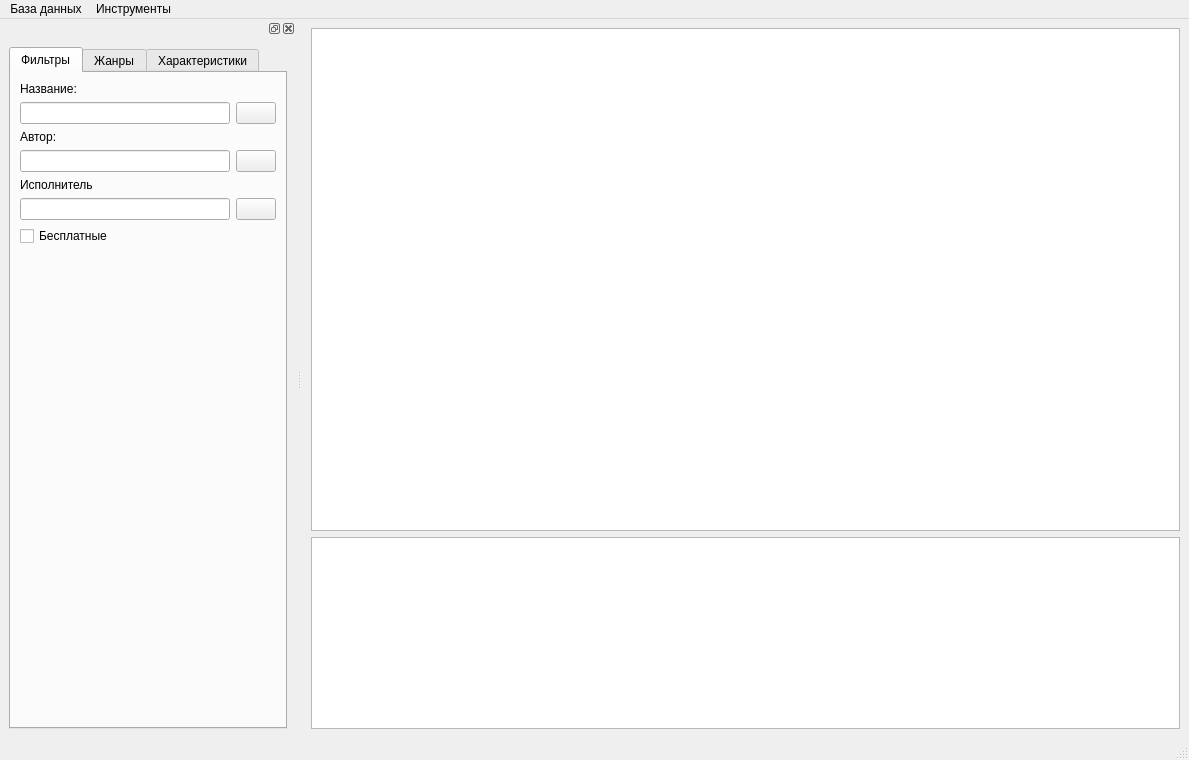
Old version of the form ui/main.ui in the repository fabrikant/akniga-parser.
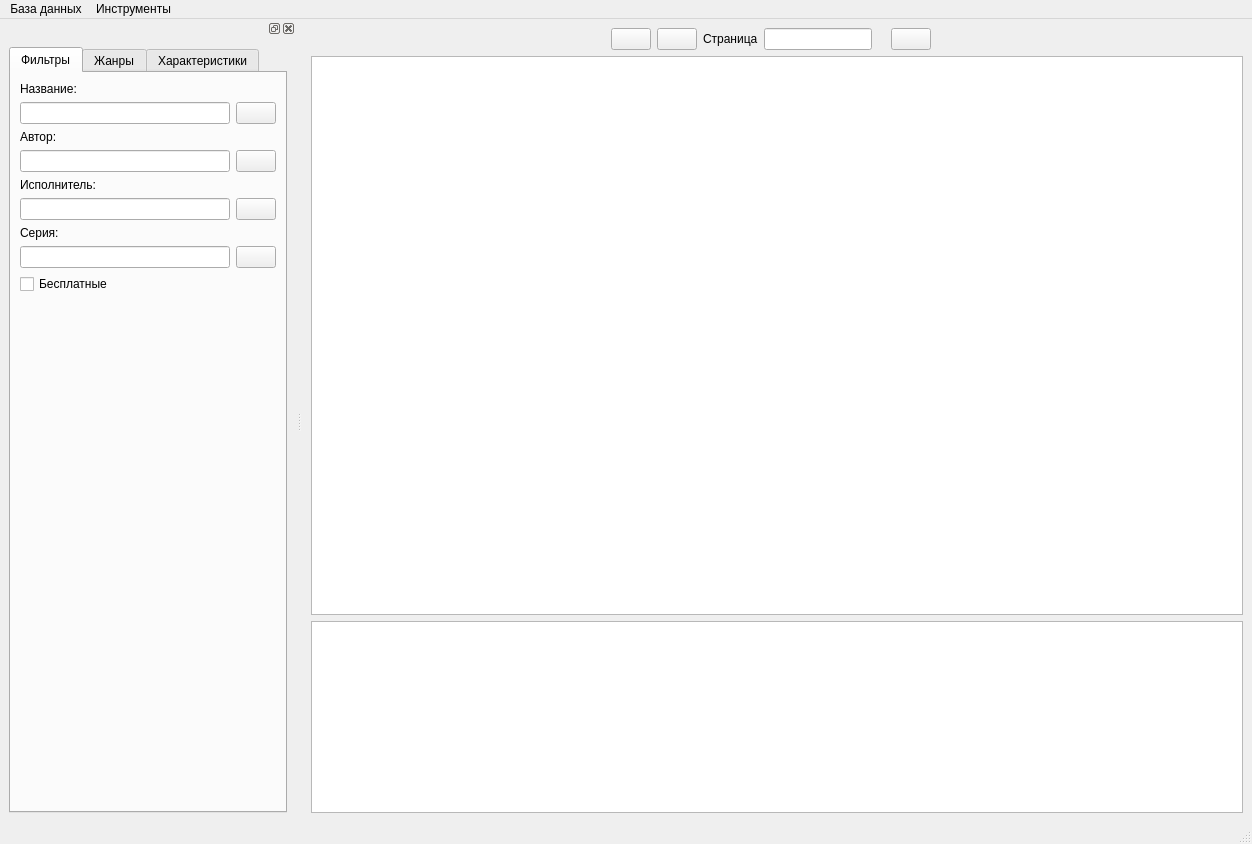
New version of the form. Icons and pictures are not drawn.

The edit to the form file:
```diff
--- a/ui/main.ui
+++ b/ui/main.ui
@@ -6,23 +6,132 @@
    <rect>
     <x>0</x>
     <y>0</y>
-    <width>1189</width>
-    <height>760</height>
+    <width>1252</width>
+    <height>844</height>
    </rect>
   </property>
   <property name="windowTitle">
    <string>akniga db viewer</string>
   </property>
   <widget class="QWidget" name="centralwidget">
-   <layout class="QGridLayout" name="gridLayout">
+   <layout class="QGridLayout" name="gridLayout_5">
     <item row="0" column="0">
+     <layout class="QGridLayout" name="gridLayout">
+      <item row="0" column="5">
+       <widget class="QLabel" name="page_count">
+        <property name="text">
+         <string/>
+        </property>
+       </widget>
+      </item>
+      <item row="0" column="8">
+       <spacer name="horizontalSpacer">
+        <property name="orientation">
+         <enum>Qt::Horizontal</enum>
+        </property>
+        <property name="sizeHint" stdset="0">
+         <size>
+          <width>40</width>
+          <height>20</height>
+         </size>
+        </property>
+       </spacer>
+      </item>
+      <item row="0" column="3">
+       <widget class="QLabel" name="label_4">
+        <property name="text">
+         <string>Страница</string>
+        </property>
+       </widget>
+      </item>
+      <item row="0" column="7">
+       <widget class="QLabel" name="record_count">
+        <property name="text">
+         <string/>
+        </property>
+       </widget>
+      </item>
+      <item row="0" column="2">
+       <widget class="QPushButton" name="page_prev">
+        <property name="text">
+         <string/>
+        </property>
+        <property name="icon">
+         <iconset>
+          <normaloff>img/page_prev.png</normaloff>img/page_prev.png</iconset>
+        </property>
+       </widget>
+      </item>
+      <item row="0" column="4">
+       <widget class="QLineEdit" name="page_current">
+        <property name="sizePolicy">
+         <sizepolicy hsizetype="Minimum" vsizetype="Preferred">
+          <horstretch>0</horstretch>
+          <verstretch>0</verstretch>
+         </sizepolicy>
+        </property>
+        <property name="inputMask">
+         <string/>
+        </property>
+        <property name="maxLength">
+         <number>32767</number>
+        </property>
+        <property name="alignment">
+         <set>Qt::AlignRight|Qt::AlignTrailing|Qt::AlignVCenter</set>
+        </property>
+       </widget>
+      </item>
+      <item row="0" column="1">
+       <widget class="QPushButton" name="page_reload">
+        <property name="text">
+         <string/>
+        </property>
+        <property name="icon">
+         <iconset>
+          <normaloff>img/reload.png</normaloff>img/reload.png</iconset>
+        </property>
+        <property name="iconSize">
+         <size>
+          <width>16</width>
+          <height>16</height>
+         </size>
+        </property>
+       </widget>
+      </item>
+      <item row="0" column="6">
+       <widget class="QPushButton" name="page_next">
+        <property name="text">
+         <string/>
+        </property>
+        <property name="icon">
+         <iconset>
+          <normaloff>img/page_next.png</normaloff>img/page_next.png</iconset>
+        </property>
+       </widget>
+      </item>
+      <item row="0" column="0">
+       <spacer name="horizontalSpacer_2">
+        <property name="orientation">
+         <enum>Qt::Horizontal</enum>
+        </property>
+        <property name="sizeHint" stdset="0">
+         <size>
+          <width>40</width>
+          <height>20</height>
+         </size>
+        </property>
+       </spacer>
+      </item>
+     </layout>
+    </item>
+    <item row="1" column="0">
      <widget class="QTableView" name="table_books">
       <property name="sortingEnabled">
        <bool>true</bool>
       </property>
      </widget>
     </item>
-    <item row="1" column="0">
+    <item row="2" column="0">
      <widget class="QTextEdit" name="description">
       <property name="sizePolicy">
        <sizepolicy hsizetype="Preferred" vsizetype="Minimum">
@@ -42,7 +151,7 @@
     <rect>
      <x>0</x>
      <y>0</y>
-     <width>1189</width>
+     <width>1252</width>
      <height>22</height>
     </rect>
    </property>
@@ -78,19 +187,6 @@
          <string>Фильтры</string>
         </attribute>
         <layout class="QGridLayout" name="gridLayout_2">
-         <item row="9" column="1">
-          <spacer name="verticalSpacer">
-           <property name="orientation">
-            <enum>Qt::Vertical</enum>
-           </property>
-           <property name="sizeHint" stdset="0">
-            <size>
-             <width>20</width>
-             <height>40</height>
-            </size>
-           </property>
-          </spacer>
-         </item>
          <item row="2" column="1">
           <widget class="QLineEdit" name="filter_title">
            <property name="clearButtonEnabled">
@@ -98,17 +194,17 @@
            </property>
           </widget>
          </item>
-         <item row="3" column="1">
-          <widget class="QLabel" name="label_2">
-           <property name="text">
-            <string>Автор:</string>
+         <item row="6" column="1">
+          <widget class="QLineEdit" name="filter_performer">
+           <property name="clearButtonEnabled">
+            <bool>false</bool>
            </property>
           </widget>
          </item>
-         <item row="7" column="1">
-          <widget class="QCheckBox" name="filter_free">
-           <property name="text">
-            <string>Бесплатные</string>
+         <item row="4" column="1">
+          <widget class="QLineEdit" name="filter_author">
+           <property name="clearButtonEnabled">
+            <bool>false</bool>
            </property>
           </widget>
          </item>
@@ -128,29 +224,7 @@
          <item row="5" column="1">
           <widget class="QLabel" name="label_3">
            <property name="text">
-            <string>Исполнитель</string>
-           </property>
-          </widget>
-         </item>
-         <item row="4" column="1">
-          <widget class="QLineEdit" name="filter_author">
-           <property name="clearButtonEnabled">
-            <bool>false</bool>
-           </property>
-          </widget>
-         </item>
-         <item row="6" column="1">
-          <widget class="QLineEdit" name="filter_performer">
-           <property name="clearButtonEnabled">
-            <bool>false</bool>
-           </property>
-          </widget>
-         </item>
-         <item row="2" column="2">
-          <widget class="QPushButton" name="filter_title_clear">
-           <property name="icon">
-            <iconset>
-             <normaloff>img/act_delete.png</normaloff>img/act_delete.png</iconset>
+            <string>Исполнитель:</string>
            </property>
           </widget>
          </item>
@@ -162,6 +236,28 @@
            </property>
           </widget>
          </item>
+         <item row="3" column="1">
+          <widget class="QLabel" name="label_2">
+           <property name="text">
+            <string>Автор:</string>
+           </property>
+          </widget>
+         </item>
+         <item row="8" column="1">
+          <widget class="QLineEdit" name="filter_seria">
+           <property name="clearButtonEnabled">
+            <bool>false</bool>
+           </property>
+          </widget>
+         </item>
+         <item row="2" column="2">
+          <widget class="QPushButton" name="filter_title_clear">
+           <property name="icon">
+            <iconset>
+             <normaloff>img/act_delete.png</normaloff>img/act_delete.png</iconset>
+           </property>
+          </widget>
+         </item>
          <item row="6" column="2">
           <widget class="QPushButton" name="filter_performer_clear">
            <property name="icon">
@@ -170,6 +266,41 @@
            </property>
           </widget>
          </item>
+         <item row="7" column="1">
+          <widget class="QLabel" name="label_5">
+           <property name="text">
+            <string>Серия:</string>
+           </property>
+          </widget>
+         </item>
+         <item row="9" column="1">
+          <widget class="QCheckBox" name="filter_free">
+           <property name="text">
+            <string>Бесплатные</string>
+           </property>
+          </widget>
+         </item>
+         <item row="11" column="1">
+          <spacer name="verticalSpacer">
+           <property name="orientation">
+            <enum>Qt::Vertical</enum>
+           </property>
+           <property name="sizeHint" stdset="0">
+            <size>
+             <width>20</width>
+             <height>40</height>
+            </size>
+           </property>
+          </spacer>
+         </item>
+         <item row="8" column="2">
+          <widget class="QPushButton" name="filter_seria_clear">
+           <property name="icon">
+            <iconset>
+             <normaloff>img/act_delete.png</normaloff>img/act_delete.png</iconset>
+           </property>
+          </widget>
+         </item>
         </layout>
        </widget>
        <widget class="QWidget" name="tab2">
```
Left out of the diff: 101 changed lines with no effect on the pictures.
